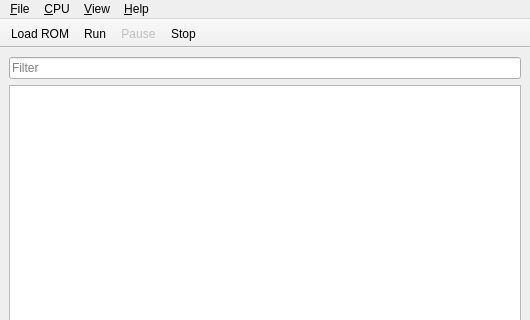
The window that qt/Pretendo.ui (eteran/pretendo) describes before a commit, drawn with Qt 5; both pictures show x 0 to 530 and y 0 to 320 of the 530 by 546 pixel window.
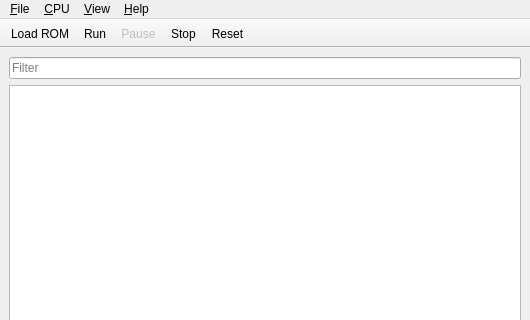
The same window after the commit. Icons and pictures are not drawn. Custom widgets are drawn as their Qt base class.

Patch:
```diff
--- a/qt/Pretendo.ui
+++ b/qt/Pretendo.ui
@@ -129,6 +129,7 @@
    <addaction name="action_Run"/>
    <addaction name="action_Pause"/>
    <addaction name="action_Stop"/>
+   <addaction name="actionReset"/>
   </widget>
   <action name="action_Load_ROM">
    <property name="icon">
```
Left out of the diff: 12 changed lines with no effect on the pictures.
